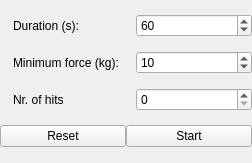
SoftLegend/MartialArtEvaluation, file PiControl/main_ui.ui: the form before one commit.
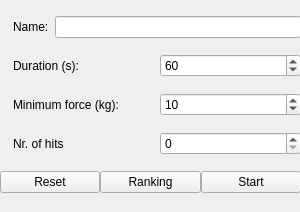
The form after the commit. Icons and pictures are not drawn.

Diff of the .ui file:
```diff
--- a/PiControl/main_ui.ui
+++ b/PiControl/main_ui.ui
@@ -6,8 +6,8 @@
    <rect>
     <x>0</x>
     <y>0</y>
-    <width>252</width>
-    <height>163</height>
+    <width>300</width>
+    <height>212</height>
    </rect>
   </property>
   <property name="windowTitle">
@@ -18,14 +18,53 @@
     <rect>
      <x>0</x>
      <y>0</y>
-     <width>252</width>
-     <height>161</height>
+     <width>301</width>
+     <height>211</height>
     </rect>
    </property>
    <layout class="QVBoxLayout" name="verticalLayout">
     <property name="spacing">
      <number>0</number>
     </property>
+    <item>
+     <layout class="QHBoxLayout" name="horizontalLayout_5">
+      <property name="spacing">
+       <number>6</number>
+      </property>
+      <item>
+       <widget class="QLabel" name="lblDuration_5">
+        <property name="sizePolicy">
+         <sizepolicy hsizetype="Fixed" vsizetype="Fixed">
+          <horstretch>31</horstretch>
+          <verstretch>31</verstretch>
+         </sizepolicy>
+        </property>
+        <property name="text">
+         <string/>
+        </property>
+        <property name="pixmap">
+         <pixmap>icons/clock.png</pixmap>
+        </property>
+        <property name="alignment">
+         <set>Qt::AlignCenter</set>
+        </property>
+        <property name="margin">
+         <number>2</number>
+        </property>
+       </widget>
+      </item>
+      <item>
+       <widget class="QLabel" name="lbl_Name">
+        <property name="text">
+         <string>Name:</string>
+        </property>
+       </widget>
+      </item>
+      <item>
+       <widget class="QLineEdit" name="txtName"/>
+      </item>
+     </layout>
+    </item>
     <item>
      <layout class="QHBoxLayout" name="horizontalLayout">
       <property name="spacing">
@@ -169,6 +208,9 @@
     </item>
     <item>
      <layout class="QHBoxLayout" name="horizontalLayout_4">
+      <property name="spacing">
+       <number>0</number>
+      </property>
       <item>
        <widget class="QPushButton" name="btnReset">
         <property name="text">
@@ -176,6 +218,13 @@
         </property>
        </widget>
       </item>
+      <item>
+       <widget class="QPushButton" name="btnRanking">
+        <property name="text">
+         <string>Ranking</string>
+        </property>
+       </widget>
+      </item>
       <item>
        <widget class="QPushButton" name="btnStart">
         <property name="text">
```
